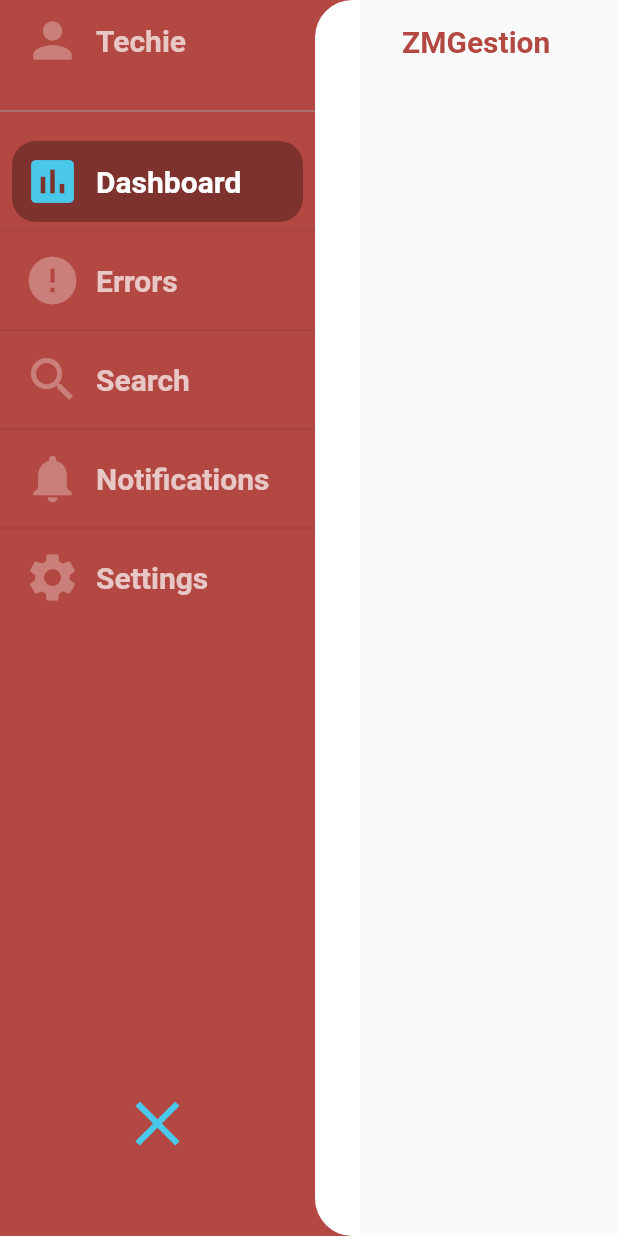
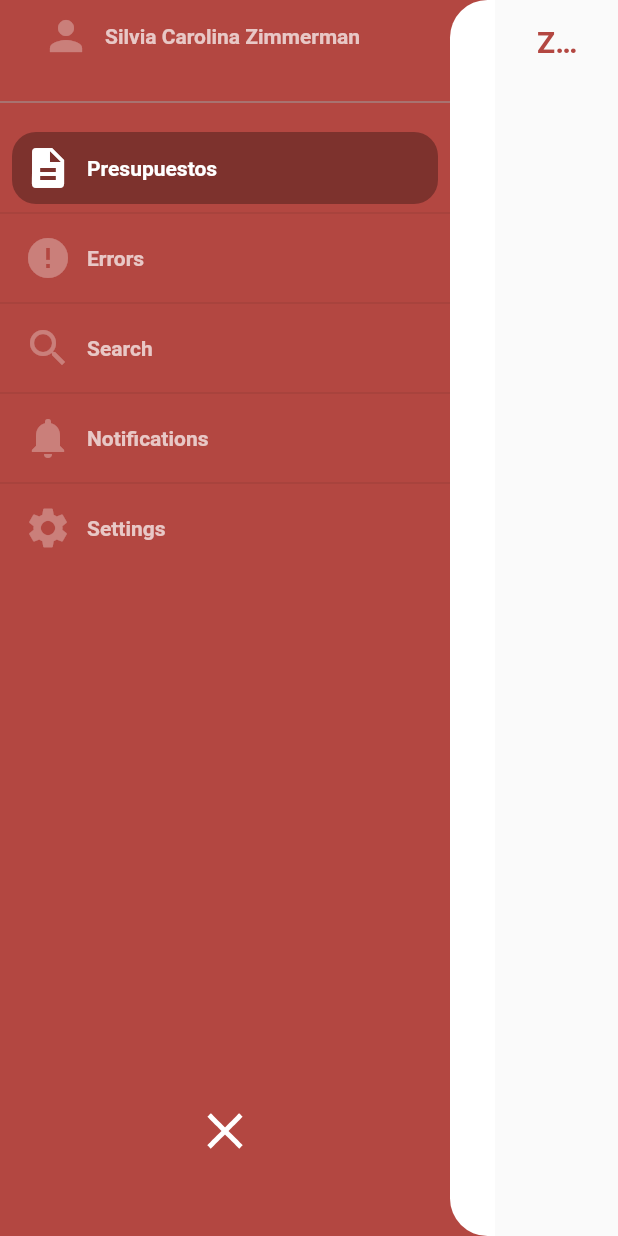
Before and after one commit to ZMGestion/FrontendZMGestion, a Flutter app: the screen it shows after launch, on a phone screen of 412 x 824 dp. Run offline on Flutter 3.47's test engine with Material 2 defaults, Android fonts, the phone set to English and light mode, and no system bars; our stand-ins replace bloc, equatable, flutter_bloc, get_it, google_fonts, responsive_builder; missing offline and left inert: custom_navigation_drawer.

Commit message:
Cambios menu

```diff
--- a/zmgestion/lib/src/views/structure/ZMDrawer.dart
+++ b/zmgestion/lib/src/views/structure/ZMDrawer.dart
@@ -1,7 +1,7 @@
 import 'package:flutter/material.dart';
-TextStyle listTitleDefaultTextStyle = TextStyle(color: Colors.white70, fontSize: 20.0, fontWeight: FontWeight.w600);
-TextStyle listTitleSelectedTextStyle = TextStyle(color: Colors.white, fontSize: 20.0, fontWeight: FontWeight.w600);
-Color selectedColor = Color(0xFF4AC8EA);
+TextStyle listTitleDefaultTextStyle = TextStyle(color: Colors.white70, fontSize: 14.0, fontWeight: FontWeight.w600);
+TextStyle listTitleSelectedTextStyle = TextStyle(color: Colors.white, fontSize: 14.0, fontWeight: FontWeight.w600);
+Color selectedColor = Color(0xFFFFFFFF);
 Color drawerBackgroundColor = Color(0xFF272D34);
 
 
@@ -14,7 +14,7 @@ class ZMDrawer extends StatefulWidget {
 
 class ZMDrawerState extends State<ZMDrawer>
     with SingleTickerProviderStateMixin {
-  double maxWidth = 210;
+  double maxWidth = 300;
   double minWidth = 70;
   bool isCollapsed = false;
   AnimationController _animationController;
@@ -42,11 +42,25 @@ class ZMDrawerState extends State<ZMDrawer>
     return Material(
       elevation: 80.0,
       color: Theme.of(context).primaryColor,
+      child: GestureDetector(
+          onTap: (){
+            setState(() {
+                  isCollapsed = !isCollapsed;
+                  isCollapsed
+                      ? _animationController.forward()
+                      : _animationController.reverse();
+                });
+          },
           child: Container(
           width: widthAnimation.value,
           child: Column(
             children: <Widget>[
-            CollapsingListTile(title: 'Techie', icon: Icons.person, animationController: _animationController,),
+              CollapsingListTile(
+                title: 'Silvia Carolina Zimmerman',
+                icon: Icons.person,
+                animationController: _animationController,
+                width: maxWidth - 40,
+              ),
               Divider(color: Colors.grey, height: 40.0,),
               Expanded(
                 child: ListView.separated(
@@ -60,6 +74,7 @@ class ZMDrawerState extends State<ZMDrawer>
                             currentSelectedIndex = counter;
                           });
                         },
+                        width: maxWidth - 40,
                         isSelected: currentSelectedIndex == counter,
                         title: navigationItems[counter].title,
                         icon: navigationItems[counter].icon,
@@ -82,13 +97,14 @@ class ZMDrawerState extends State<ZMDrawer>
                   icon: AnimatedIcons.close_menu,
                   progress: _animationController,
                   color: selectedColor,
-                size: 50.0,
+                  size: 40.0,
                 ),
               ),
               SizedBox(
                 height: 50.0,
               ),
             ],
+          ),
         ),
       ),
     );
@@ -101,10 +117,12 @@ class CollapsingListTile extends StatefulWidget {
   final AnimationController animationController;
   final bool isSelected;
   final Function onTap;
+  final double width;
 
   CollapsingListTile(
       {@required this.title,
       @required this.icon,
+      @required this.width,
       @required this.animationController,
       this.isSelected = false,
       this.onTap});
@@ -120,7 +138,7 @@ class _CollapsingListTileState extends State<CollapsingListTile> {
   void initState() {
     super.initState();
     widthAnimation =
-        Tween<double>(begin: 200, end: 70).animate(widget.animationController);
+        Tween<double>(begin: widget.width, end: 70).animate(widget.animationController);
     sizedBoxAnimation =
         Tween<double>(begin: 10, end: 0).animate(widget.animationController);
   }
@@ -140,11 +158,12 @@ class _CollapsingListTileState extends State<CollapsingListTile> {
         margin: EdgeInsets.symmetric(horizontal: 8.0),
         padding: EdgeInsets.symmetric(horizontal: 8.0, vertical: 8.0),
         child: Row(
+          mainAxisAlignment: (widthAnimation.value >= 190) ? MainAxisAlignment.start : MainAxisAlignment.center,
           children: <Widget>[
             Icon(
               widget.icon,
               color: widget.isSelected ? selectedColor : Colors.white30,
-              size: 38.0,
+              size: 32.0,
             ),
             SizedBox(width: sizedBoxAnimation.value),
             (widthAnimation.value >= 190)
@@ -166,7 +185,7 @@ class NavigationModel {
   NavigationModel({this.title, this.icon});
 }
 List<NavigationModel> navigationItems = [
-  NavigationModel(title: "Dashboard", icon: Icons.insert_chart),
+  NavigationModel(title: "Presupuestos", icon: Icons.description),
   NavigationModel(title: "Errors", icon: Icons.error),
   NavigationModel(title: "Search", icon: Icons.search),
   NavigationModel(title: "Notifications", icon: Icons.notifications),
```
Lines whose indentation alone changed are shown as unchanged.
